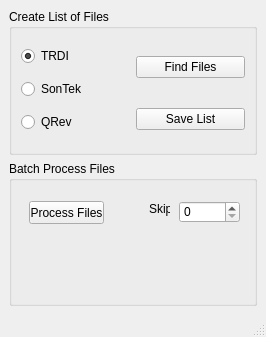
Above: Panels/batch.ui from usgsdsm/qrevpy before the change. Below: the same form after it.
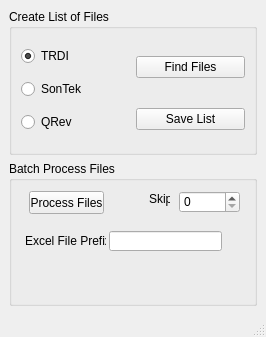
That is the form after the change.

Commit message: BoatStructure.py: 1) if nav ref is none default to BT Modified batch mode to save to Excel file.

Patch:
```diff
--- a/Panels/batch.ui
+++ b/Panels/batch.ui
@@ -78,7 +78,7 @@
        <property name="geometry">
         <rect>
          <x>20</x>
-         <y>40</y>
+         <y>30</y>
          <width>75</width>
          <height>23</height>
         </rect>
@@ -91,9 +91,9 @@
        <property name="geometry">
         <rect>
          <x>20</x>
-         <y>90</y>
+         <y>100</y>
          <width>211</width>
-         <height>41</height>
+         <height>31</height>
         </rect>
        </property>
        <property name="text">
@@ -104,7 +104,7 @@
        <property name="geometry">
         <rect>
          <x>170</x>
-         <y>40</y>
+         <y>30</y>
          <width>61</width>
          <height>22</height>
         </rect>
@@ -117,7 +117,7 @@
        <property name="geometry">
         <rect>
          <x>140</x>
-         <y>40</y>
+         <y>30</y>
          <width>21</width>
          <height>16</height>
         </rect>
@@ -126,6 +126,29 @@
         <string>Skip</string>
        </property>
       </widget>
+      <widget class="QLineEdit" name="QExcelFile">
+       <property name="geometry">
+        <rect>
+         <x>100</x>
+         <y>70</y>
+         <width>113</width>
+         <height>20</height>
+        </rect>
+       </property>
+      </widget>
+      <widget class="QLabel" name="label_2">
+       <property name="geometry">
+        <rect>
+         <x>16</x>
+         <y>70</y>
+         <width>81</width>
+         <height>20</height>
+        </rect>
+       </property>
+       <property name="text">
+        <string>Excel File Prefix</string>
+       </property>
+      </widget>
      </widget>
     </item>
    </layout>
```
The commit also changes 3 other files.
